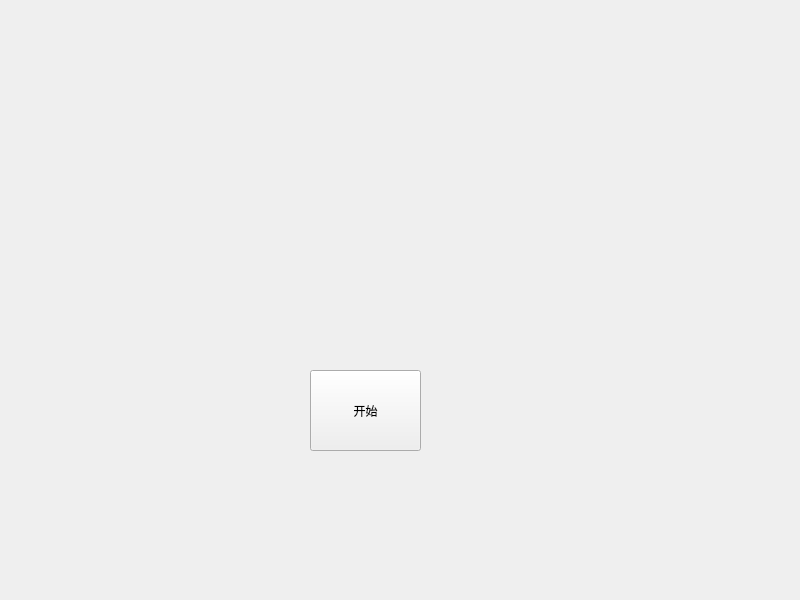
Echooo-294/Epidemic-Simulation, file mainProject/widget.ui: the form before one commit.
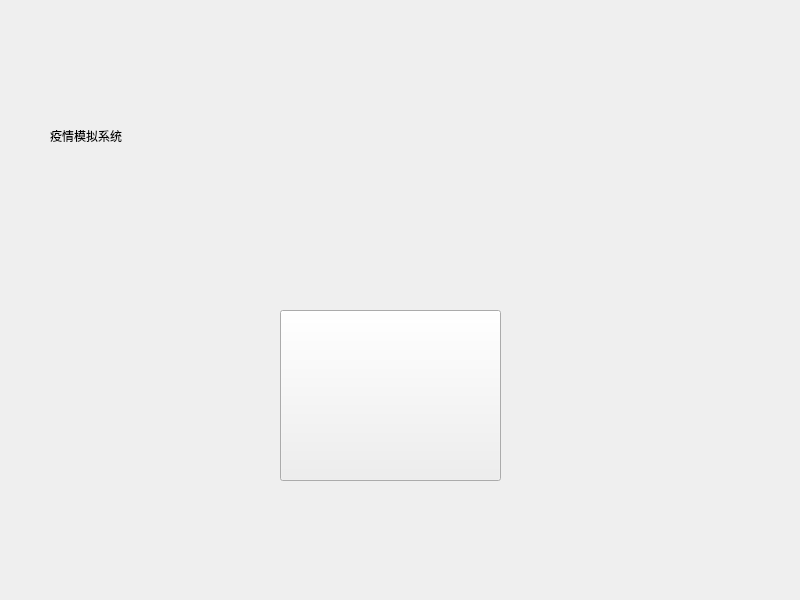
The form after the commit.

```diff
--- a/mainProject/widget.ui
+++ b/mainProject/widget.ui
@@ -16,14 +16,33 @@
   <widget class="QPushButton" name="startBtn">
    <property name="geometry">
     <rect>
-     <x>310</x>
-     <y>370</y>
-     <width>111</width>
-     <height>81</height>
+     <x>280</x>
+     <y>310</y>
+     <width>221</width>
+     <height>171</height>
     </rect>
    </property>
    <property name="text">
-    <string>开始</string>
+    <string/>
+   </property>
+   <property name="iconSize">
+    <size>
+     <width>51</width>
+     <height>46</height>
+    </size>
+   </property>
+  </widget>
+  <widget class="QLabel" name="label">
+   <property name="geometry">
+    <rect>
+     <x>50</x>
+     <y>60</y>
+     <width>611</width>
+     <height>151</height>
+    </rect>
+   </property>
+   <property name="text">
+    <string>疫情模拟系统</string>
    </property>
   </widget>
  </widget>
```
